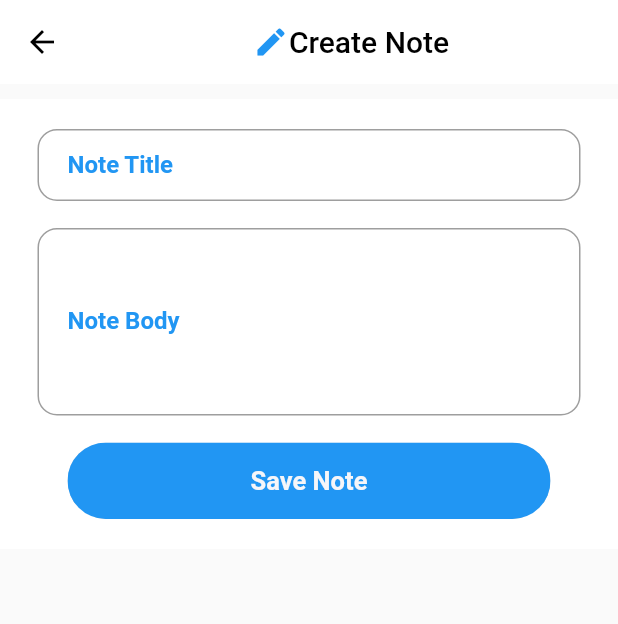
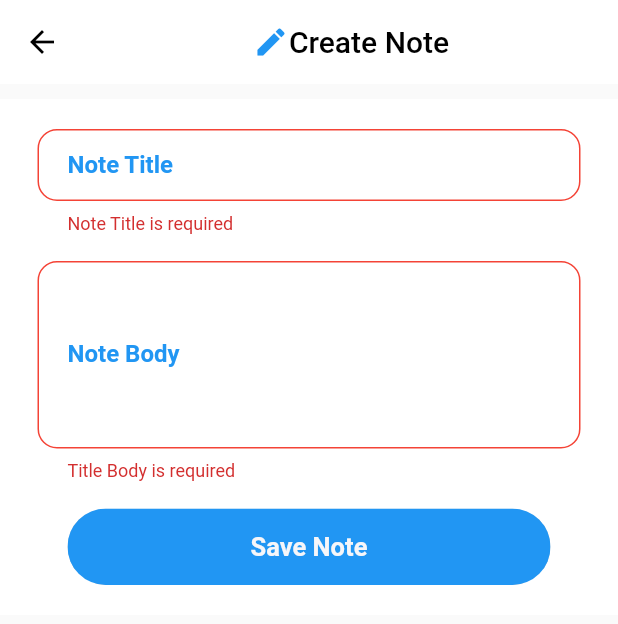
Before and after one commit to emmanueledem/Denote, a Flutter app: the CreateNote screen opened by its route, after a tap on "Save Note", on a phone screen of 412 x 824 dp. Shown: the top 624 px of the screen. Run offline on Flutter 3.47's test engine with Material 2 defaults, Android fonts, the phone set to English and light mode, and no system bars; drawn by our look-alikes of modal_progress_hud_nsn; our stand-ins replace animated_splash_screen, logger, rflutter_alert, sqflite; accounts and stored records are empty; Roboto replaces fonts that are missing (VarelaRound, poppins).

Commit message:
created DB,  tables,  and  fetched record

```diff
--- a/lib/core/navigators/router.dart
+++ b/lib/core/navigators/router.dart
@@ -13,7 +13,7 @@ class Routers {
         return _getPageRoute(
             routeName: settings.name, viewToShow: const CreateNote());
       case Routes.editNote:
-        return _getPageRoute(viewToShow: const EditNote());
+        return _getPageRoute(viewToShow:  EditNote());
       case Routes.viewNote:
         return _getPageRoute(viewToShow: const ViewNote());
       case Routes.allNotes:
--- a/lib/main.dart
+++ b/lib/main.dart
@@ -1,27 +1,24 @@
 import 'package:animated_splash_screen/animated_splash_screen.dart';
+import 'package:denote/services/providers/note_provider.dart';
 import 'package:flutter/material.dart';
 import 'package:denote/core/navigators/router.dart';
 import 'package:provider/provider.dart';
-
 import 'screens/all_notes.dart';
 
 void main() async {
-  // WidgetsFlutterBinding.ensureInitialized();
-  runApp(MyApp());
+  WidgetsFlutterBinding.ensureInitialized();
+  runApp( const MyApp());
 }
 
 class MyApp extends StatelessWidget {
-  // final NotesProvider _notesProvider = NotesProvider();
-
-  MyApp({Key? key}) : super(key: key) {
-    // _notesProvider.getNotes();
-  }
-
+ const MyApp({Key? key}) : super(key: key);
   @override
   Widget build(BuildContext context) {
-    return MaterialApp(
+    return MultiProvider(
+      providers: [ChangeNotifierProvider(create: (context) => NotesProvider())],
+      child: MaterialApp(
           debugShowCheckedModeBanner: false,
-        title: 'Mobbit',
+          title: 'Denote',
           theme: ThemeData(
             primarySwatch: Colors.blue,
           ),
@@ -39,6 +36,7 @@ class MyApp extends StatelessWidget {
               ),
               nextScreen: const AllTask(),
               splashTransition: SplashTransition.fadeTransition,
-            backgroundColor: Colors.blue));
+              backgroundColor: Colors.blue)),
+    );
   }
 }
--- a/lib/model/notes.dart
+++ b/lib/model/notes.dart
@@ -3,7 +3,7 @@ const tableNotes = 'notes';
 class NoteFields {
   static final List<String> values = [id, title, description, time, colorCode];
 
-  static const String id = '_id';
+  static const String id = 'id';
   static const String title = 'title';
   static const String description = 'description';
   static const String time = 'time';
@@ -13,9 +13,31 @@ class NoteFields {
 class Notes {
   final int? id;
   final String? title;
-  final String? decription;
-  final String time;
-  final String colorCode;
+  final String? description;
+  final String? time;
+  final String? colorCode;
 
-  Notes(this.id, this.title, this.decription, this.time, this.colorCode);
+  Notes({this.id, this.title, this.description, this.time, this.colorCode});
+
+  Map<String, dynamic> toMap() {
+    return {
+      'id': id,
+      'title': title,
+      'description': description,
+      'time': time,
+      'colorCode': colorCode,
+    };
+  }
+
+  Notes.fromMap(Map<String, dynamic> res)
+      : id = res["id"],
+        title = res["title"],
+        description = res["description"],
+        time = res['time'],
+        colorCode = res['colorCode'];
+
+  @override
+  String toString() {
+    return 'Note{id: $id, name: $title, description: $description, time: $time, colorCode: $colorCode}';
+  }
 }
--- a/lib/screens/all_notes.dart
+++ b/lib/screens/all_notes.dart
@@ -1,7 +1,11 @@
+import 'package:denote/model/notes.dart';
+import 'package:denote/services/providers/note_provider.dart';
 import 'package:denote/widgets/note.dart';
 import 'package:flutter/material.dart';
+import 'package:provider/provider.dart';
 
 import '../core/navigators/navigators.dart';
+import '../utils/format_color.dart';
 
 class AllTask extends StatefulWidget {
   const AllTask({Key? key}) : super(key: key);
@@ -19,7 +23,7 @@ class _AllTaskState extends State<AllTask> {
   }
 
   Future _handleAllNotes() async {
-    // Provider.of<NotesProvider>(context, listen: false).getNotes();
+    Provider.of<NotesProvider>(context, listen: false).getNotesAllNotes();
   }
 
   @override
@@ -38,7 +42,7 @@ class _AllTaskState extends State<AllTask> {
                 color: Colors.blue,
               ),
               Text(
-                'Mobbit',
+                'Denote',
                 style:
                     TextStyle(color: Colors.black, fontFamily: 'VarelaRound'),
               ),
@@ -81,53 +85,66 @@ class _AllTaskState extends State<AllTask> {
             //   ),
           ],
         ),
-        body:
-            //  Padding(
-            //     padding:
-            //         const EdgeInsets.symmetric(vertical: 100, horizontal: 50),
-            //     child: Center(
-            //       child: Padding(
-            //         padding: const EdgeInsets.all(8.0),
-            //         child: Row(
-            //           children: const [
-            //             Icon(
-            //               Icons.mode_edit,
-            //               size: 40,
-            //               color: Colors.blue,
-            //             ),
-            //             Expanded(
-            //               child: Text(
-            //                 'When you add note\'s they will all appear here.',
-            //                 style: TextStyle(
-            //                     fontFamily: 'VarelaRound', fontSize: 20.0),
+        // Padding(
+        //               padding: const EdgeInsets.symmetric(
+        //                   vertical: 100, horizontal: 50),
+        //               child: Center(
+        //                 child: Padding(
+        //                   padding: const EdgeInsets.all(8.0),
+        //                   child: Row(
+        //                     children: const [
+        //                       Icon(
+        //                         Icons.mode_edit,
+        //                         size: 40,
+        //                         color: Colors.blue,
+        //                       ),
+        //                       Expanded(
+        //                         child: Text(
+        //                           'When you add note\'s they will all appear here.',
+        //                           style: TextStyle(
+        //                               fontFamily: 'VarelaRound',
+        //                               fontSize: 20.0),
+        //                         ),
+        //                       ),
+        //                     ],
+        //                   ),
+        //                 ),
         //               ),
-            //             ),
-            //           ],
-            //         ),
-            //       ),
-            //     ),
-            //   )
-            Stack(
+        //             );
+        body: Consumer<NotesProvider>(builder: (context, notesData, child) {
+          return Stack(
             children: [
-            GridView.count(
+              FutureBuilder(
+                future: notesData.getNotesAllNotes(),
+                builder: (BuildContext context,
+                    AsyncSnapshot<List<Notes>> snapshot) {
+                  if (snapshot.hasData) {
+                    return GridView.builder(
+                      itemCount: snapshot.data?.length,
+                      itemBuilder: (BuildContext ctx, index) {
+                        final item = snapshot.data![index];
+                        return NoteBox(
+                          id: item.id!.toInt(),
+                          noteTitle: item.title.toString(),
+                          noteDescription: item.description.toString(),
+                          dateAdded: item.time.toString(),
+                          colorCode: stringToColor(item.colorCode),
+                        );
+                      },
                       primary: false,
                       padding: const EdgeInsets.all(20),
-              // gridDelegate:
-              //     const SliverGridDelegateWithFixedCrossAxisCount(
+                      gridDelegate:
+                          const SliverGridDelegateWithFixedCrossAxisCount(
                         crossAxisSpacing: 10,
                         mainAxisSpacing: 10,
                         crossAxisCount: 2,
-              //
-              // ),
+                      ),
+                    );
+                  } else {
+                    return const Center(child: CircularProgressIndicator());
+                  }
 
-              children: [
-                Note(
-                  noteTitle: 'The Note Title',
-                  noteDescription: 'The description',
-                  dateAdded: '12/July/2022',
-                  colorCode: Color.fromRGBO(223, 96, 57, 1),
-                )
-              ],
+                },
               ),
               Padding(
                 padding: const EdgeInsets.only(right: 10, bottom: 10),
@@ -135,7 +152,8 @@ class _AllTaskState extends State<AllTask> {
                   alignment: Alignment.bottomRight,
                   child: TextButton(
                     style: ButtonStyle(
-                      backgroundColor: MaterialStateProperty.all(Colors.blue)),
+                        backgroundColor:
+                            MaterialStateProperty.all(Colors.blue)),
                     onPressed: () {
                       Navigator.pushNamed(context, Routes.createNote);
                     },
@@ -148,6 +166,7 @@ class _AllTaskState extends State<AllTask> {
                 ),
               ),
             ],
-        ));
+          );
+        }));
   }
 }
--- a/lib/screens/create_note.dart
+++ b/lib/screens/create_note.dart
@@ -1,9 +1,10 @@
+import 'package:denote/model/notes.dart';
 import 'package:flutter/material.dart';
-import 'package:logger/logger.dart';
 import 'package:modal_progress_hud_nsn/modal_progress_hud_nsn.dart';
 import 'package:provider/provider.dart';
-
+import 'package:intl/intl.dart';
 import '../core/constants.dart';
+import '../services/providers/note_provider.dart';
 
 class CreateNote extends StatefulWidget {
   const CreateNote({Key? key}) : super(key: key);
@@ -108,26 +109,32 @@ class _CreateNoteState extends State<CreateNote> {
                                     borderRadius: BorderRadius.circular(30),
                                     child: MaterialButton(
                                       onPressed: () async {
-                                        // var notesProvider =
-                                        //     Provider.of<NotesProvider>(context,
-                                        //         listen: false);
-                                        // if (_formKey.currentState!.validate()) {
-                                        //   notesProvider.colorPicker();
-                                        //   setState(() {
-                                        //     FocusManager.instance.primaryFocus
-                                        //         ?.unfocus();
-                                        //   });
-                                        //   Logger().d(notesProvider.colorCode);
-                                        //   await notesProvider.addNote(
-                                        //     Notes(
-                                        //       noteTitle: _noteTitle.text,
-                                        //       noteDescription: _noteBody.text,
-                                        //       dateAdded: DateTime.now(),
-                                        //     ),
-                                        //   );
-                                        //   await notesProvider.getNotes();
-                                        //   Navigator.pop(context);
-                                        // }
+                                        var currentTime = DateFormat.yMEd()
+                                            .add_jms()
+                                            .format(DateTime.now());
+
+                                        var notesProvider =
+                                            Provider.of<NotesProvider>(context,
+                                                listen: false);
+                                        if (_formKey.currentState!.validate()) {
+                                          notesProvider.colorPicker();
+                                          setState(() {
+                                            FocusManager.instance.primaryFocus
+                                                ?.unfocus();
+                                          });
+
+                                          await notesProvider.addNote(Notes(
+                                              title: _noteTitle.text,
+                                              description: _noteBody.text,
+                                              time: currentTime,
+                                              colorCode: notesProvider.colorCode
+                                                  .toString()));
+                                          await notesProvider
+                                              .getNotesAllNotes();
+                                          Navigator.pop(context);
+                                          _noteTitle.clear();
+                                          _noteBody.clear();
+                                        }
                                       },
                                       minWidth: 365,
                                       height: 51,
--- a/lib/services/providers/note_provider.dart
+++ b/lib/services/providers/note_provider.dart
@@ -1,12 +1,52 @@
+import 'dart:math';
+import 'package:denote/model/db.config.dart';
+import 'package:denote/model/notes.dart';
+import 'package:flutter/cupertino.dart';
+import 'package:sqflite/sqflite.dart';
+
+class NotesProvider extends ChangeNotifier {
+  Color? colorCode;
+
+  void colorPicker() {
+    int number = Random().nextInt(5) + 1;
+    if (number == 2) {
+      colorCode = const Color.fromARGB(255, 169, 240, 171);
+    } else if (number == 3) {
+      colorCode = const Color.fromARGB(255, 243, 239, 28);
+    } else if (number == 4) {
+      colorCode = const Color.fromARGB(255, 223, 96, 57);
+    } else if (number == 5) {
+      colorCode = const Color.fromARGB(255, 118, 56, 146);
+    }
+    notifyListeners();
+  }
+
+  late DatabaseHelper dbHelper;
 
 
- import 'package:denote/widgets/note.dart';
-import 'package:flutter/cupertino.dart';
+  Future<int> addNote(Notes note) async {
+    dbHelper = DatabaseHelper();
+    await dbHelper.initDB();
+    int result = await dbHelper.db.insert(tableNotes, note.toMap(),
+        conflictAlgorithm: ConflictAlgorithm.replace);
+    notifyListeners();
+    return result.bitLength;
+  }
 
-class NotesProvider extends ChangeNotifier {
+  Future<List<Notes>> getNotesAllNotes() async {
+    dbHelper = DatabaseHelper();
+    await dbHelper.initDB();
+    final List<Map<String, dynamic>> queryResponse =
+        await dbHelper.db.query(tableNotes);
+    notifyListeners();
+    return queryResponse.map((e) => Notes.fromMap(e)).toList();
+  }
 
-    // Future<Note> createNote(Note note) async{
-
-    // }
-
+  Future<void> deleteNote(int id) async {
+    dbHelper = DatabaseHelper();
+    await dbHelper.initDB();
+    await dbHelper.db.delete(tableNotes, where: "id = ?", whereArgs: [id]);
+    await getNotesAllNotes();
+    notifyListeners();
+  }
 }
```
Also changed, not shown: lib/screens/edit_note.dart (+5 -5 lines), lib/utils/format_color.dart (added, +9 -0 lines), lib/widgets/note.dart (+16 -3 lines), lib/model/db.config.dart, lib/utils/format_date.dart (deleted). Lines whose indentation alone changed are shown as unchanged.
